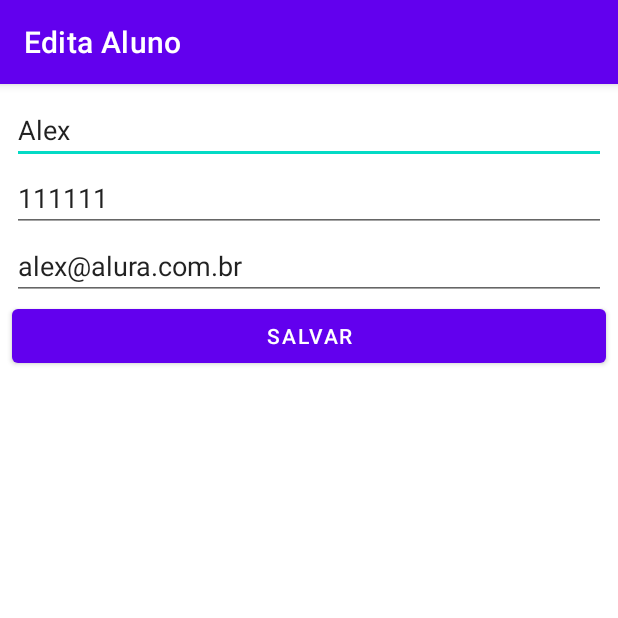
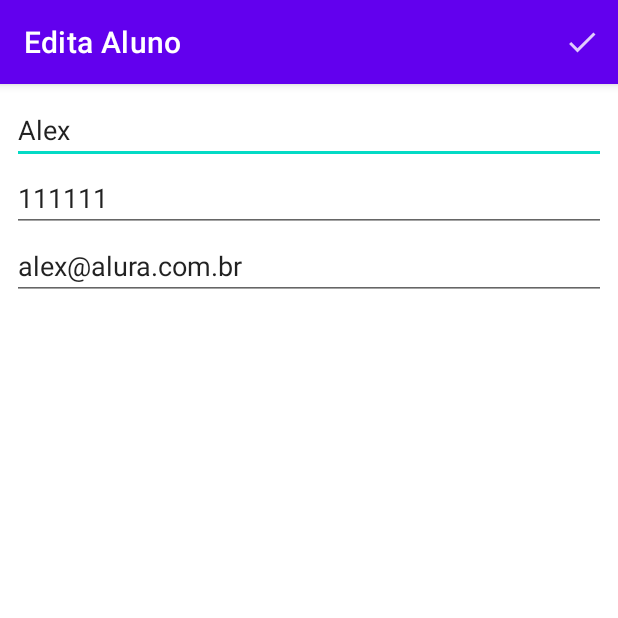
Before and after one commit to gabrieldarlan/ProjetoAgendaKotlin, an Android app: the screen it shows after launch (FormularioAlunoActivity), after a tap on "Alex", on a phone screen of 412 x 824 dp, the top half of it. Run offline under Robolectric (Android 15) with nearby library versions, the phone set to English and light mode, and no system bars.

Commit message:
Segunda parte do curso, finalizada, implementação da edição de aluno, remoção do aluno, menu de contexto e adição. Adição do botão salvar no menu superior

```diff
--- a/app/src/main/java/br/com/gdarlan/agenda/dao/AlunoDao.kt
+++ b/app/src/main/java/br/com/gdarlan/agenda/dao/AlunoDao.kt
@@ -42,7 +42,7 @@ class AlunoDao {
 
     fun buscaTodos(): List<Aluno> = alunos.toList()
 
-    fun remove(aluno: Aluno) {
+    fun remove(aluno: Aluno?) {
         val alunoDevolvido = buscaAlunoPeloId(aluno)
         if (alunoDevolvido != null) {
             alunos.remove(alunoDevolvido)
--- a/app/src/main/java/br/com/gdarlan/agenda/ui/activity/FormularioAlunoActivity.kt
+++ b/app/src/main/java/br/com/gdarlan/agenda/ui/activity/FormularioAlunoActivity.kt
@@ -1,8 +1,11 @@
 package br.com.gdarlan.agenda.ui.activity
 
 import android.os.Bundle
+import android.view.Menu
+import android.view.MenuItem
 import android.widget.EditText
 import androidx.appcompat.app.AppCompatActivity
+import br.com.gdarlan.agenda.R
 import br.com.gdarlan.agenda.dao.AlunoDao
 import br.com.gdarlan.agenda.databinding.ActivityFormularioAlunoBinding
 import br.com.gdarlan.agenda.model.Aluno
@@ -30,8 +33,19 @@ class FormularioAlunoActivity : AppCompatActivity() {
         setContentView(binding.root)
         title = tituloAppBarNovoAluno
         inicializaCampos()
-        configuraBotaoSalvar()
         carregaAluno()
+    }
+
+    override fun onCreateOptionsMenu(menu: Menu?): Boolean {
+        menuInflater.inflate(R.menu.activity_formulario_aluno_menu, menu)
+        return super.onCreateOptionsMenu(menu)
+    }
+
+    override fun onOptionsItemSelected(item: MenuItem): Boolean {
+        when (item.itemId) {
+            R.id.activity_formulario_aluno_menu -> finalizaFormulario()
+        }
+        return super.onOptionsItemSelected(item)
     }
 
     private fun carregaAluno() {
@@ -55,19 +69,11 @@ class FormularioAlunoActivity : AppCompatActivity() {
         campoEmail.setText(aluno!!.email)
     }
 
-    private fun configuraBotaoSalvar() {
-        val botaoSalvar = binding.activityFormularioAlunoBotaoSalvar
-        botaoSalvar.setOnClickListener {
-            finalizaFormulario()
-        }
-    }
-
     private fun finalizaFormulario() {
         preencheAluno()
-        if (aluno?.temIdValido() == true) {
-            alunosDao.edita(aluno)
-        } else {
-            alunosDao.salva(aluno)
+        when {
+            aluno?.temIdValido() == true -> alunosDao.edita(aluno)
+            else -> alunosDao.salva(aluno)
         }
         finish()
     }
--- a/app/src/main/java/br/com/gdarlan/agenda/ui/activity/ListaAlunosActivity.kt
+++ b/app/src/main/java/br/com/gdarlan/agenda/ui/activity/ListaAlunosActivity.kt
@@ -2,9 +2,14 @@ package br.com.gdarlan.agenda.ui.activity
 
 import android.content.Intent
 import android.os.Bundle
+import android.view.ContextMenu
+import android.view.MenuItem
+import android.view.View
+import android.widget.AdapterView
 import android.widget.ArrayAdapter
 import android.widget.ListView
 import androidx.appcompat.app.AppCompatActivity
+import br.com.gdarlan.agenda.R
 import br.com.gdarlan.agenda.dao.AlunoDao
 import br.com.gdarlan.agenda.databinding.ActivityListaAlunosBinding
 import br.com.gdarlan.agenda.model.Aluno
@@ -27,6 +32,7 @@ class ListaAlunosActivity : AppCompatActivity() {
         title = tituloAppBar
         configuraFabNovoAluno()
         configuraLista()
+
         alunoDao.salva(Aluno(nome = "Alex", telefone = "111111", email = "alex@alura.com.br"))
         alunoDao.salva(Aluno(nome = "Fran", telefone = "222222", email = "fran@alura.com.br"))
 
@@ -35,6 +41,16 @@ class ListaAlunosActivity : AppCompatActivity() {
     override fun onResume() {
         super.onResume()
         atualizaAlunos()
+    }
+
+    override fun onCreateContextMenu(
+        menu: ContextMenu?,
+        v: View?,
+        menuInfo: ContextMenu.ContextMenuInfo?
+    ) {
+        super.onCreateContextMenu(menu, v, menuInfo)
+        menuInflater.inflate(R.menu.activity_lista_alunos_menu, menu)
+
     }
 
     private fun atualizaAlunos() {
@@ -56,28 +72,27 @@ class ListaAlunosActivity : AppCompatActivity() {
 
     private fun configuraLista() {
         val listaDeAlunos = binding.activityListaAlunosListView
-
         configuraAdapter(listaDeAlunos)
         configuraListernerDeClickPorItem(listaDeAlunos)
-        configuraListenerDeCliqueLongoPorItem(listaDeAlunos)
+        registerForContextMenu(listaDeAlunos)
     }
 
-    private fun configuraListenerDeCliqueLongoPorItem(listaDeAlunos: ListView) {
-        listaDeAlunos.setOnItemLongClickListener { parent, view, position, id ->
-            val alunoEscolhido = parent.getItemAtPosition(position) as Aluno
-            remove(alunoEscolhido)
-            return@setOnItemLongClickListener (true)
+    override fun onContextItemSelected(item: MenuItem): Boolean {
+        val itemId = item.itemId
+        if (itemId == R.id.activity_lista_alunos_menu_remover) {
+            val menuInfo = item.menuInfo as AdapterView.AdapterContextMenuInfo
+            val aluno: Aluno? = adapter.getItem(menuInfo.position)
+            remove(aluno)
         }
+        return super.onContextItemSelected(item)
     }
 
-    private fun remove(aluno: Aluno) {
+    private fun remove(aluno: Aluno?) {
         alunoDao.remove(aluno)
         adapter.remove(aluno)
     }
 
-    private fun configuraListernerDeClickPorItem(
-        listaDeAlunos: ListView
-    ) {
+    private fun configuraListernerDeClickPorItem(listaDeAlunos: ListView) {
         listaDeAlunos.setOnItemClickListener { parent, view, position, id ->
             val alunoEscolhido = parent.getItemAtPosition(position) as Aluno
             abreFormularioModoEditaAluno(alunoEscolhido)
--- /dev/null
+++ b/app/src/main/res/drawable-anydpi/ic_action_salvar_aluno.xml
@@ -0,0 +1,11 @@
+<vector xmlns:android="http://schemas.android.com/apk/res/android"
+    android:width="24dp"
+    android:height="24dp"
+    android:viewportWidth="24"
+    android:viewportHeight="24"
+    android:tint="#FFFFFF"
+    android:alpha="0.8">
+  <path
+      android:fillColor="@android:color/white"
+      android:pathData="M9,16.2L4.8,12l-1.4,1.4L9,19 21,7l-1.4,-1.4L9,16.2z"/>
+</vector>
--- a/app/src/main/res/layout/activity_formulario_aluno.xml
+++ b/app/src/main/res/layout/activity_formulario_aluno.xml
@@ -46,15 +46,5 @@
             app:layout_constraintStart_toStartOf="@id/activity_formulario_aluno_campo_telefone"
             app:layout_constraintTop_toBottomOf="@id/activity_formulario_aluno_campo_telefone" />
 
-        <Button
-            android:id="@+id/activity_formulario_aluno_botao_salvar"
-            android:layout_width="0dp"
-            android:layout_height="wrap_content"
-            android:text="@string/salvar"
-            app:layout_constraintEnd_toEndOf="@id/activity_formulario_aluno_campo_email"
-            app:layout_constraintStart_toStartOf="@id/activity_formulario_aluno_campo_email"
-            app:layout_constraintTop_toBottomOf="@id/activity_formulario_aluno_campo_email" />
-
-
     </androidx.constraintlayout.widget.ConstraintLayout>
 </ScrollView>
--- /dev/null
+++ b/app/src/main/res/menu/activity_formulario_aluno_menu.xml
@@ -0,0 +1,10 @@
+<?xml version="1.0" encoding="utf-8"?>
+<menu xmlns:android="http://schemas.android.com/apk/res/android"
+    xmlns:app="http://schemas.android.com/apk/res-auto">
+
+    <item
+        android:id="@+id/activity_formulario_aluno_menu"
+        app:showAsAction="always"
+        android:icon="@drawable/ic_action_salvar_aluno"
+        android:title="@string/salvar" />
+</menu>
--- /dev/null
+++ b/app/src/main/res/menu/activity_lista_alunos_menu.xml
@@ -0,0 +1,6 @@
+<?xml version="1.0" encoding="utf-8"?>
+<menu xmlns:android="http://schemas.android.com/apk/res/android">
+    <item
+        android:id="@+id/activity_lista_alunos_menu_remover"
+        android:title="@string/remover" />
+</menu>
--- a/app/src/main/res/values/strings.xml
+++ b/app/src/main/res/values/strings.xml
@@ -5,4 +5,5 @@
     <string name="telefone">Telefone</string>
     <string name="email">E-mail</string>
     <string name="salvar">Salvar</string>
+    <string name="remover">Remover</string>
 </resources>
```
Also changed, not shown: app/src/main/res/drawable-hdpi/ic_action_salvar_aluno.png (added), app/src/main/res/drawable-mdpi/ic_action_salvar_aluno.png (added), app/src/main/res/drawable-xhdpi/ic_action_salvar_aluno.png (added), app/src/main/res/drawable-xxhdpi/ic_action_salvar_aluno.png (added).
